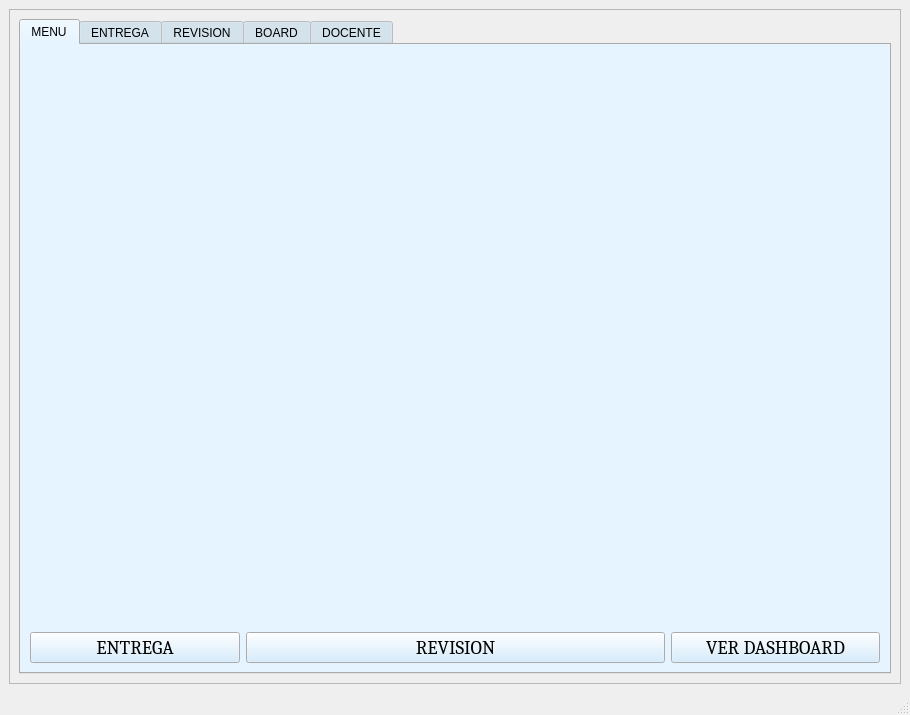
EmaGaleas/Proyecto_BaseDatos_Silabos, file ProyectoEstructuraDatos/mainwindow.ui: the form before one commit.
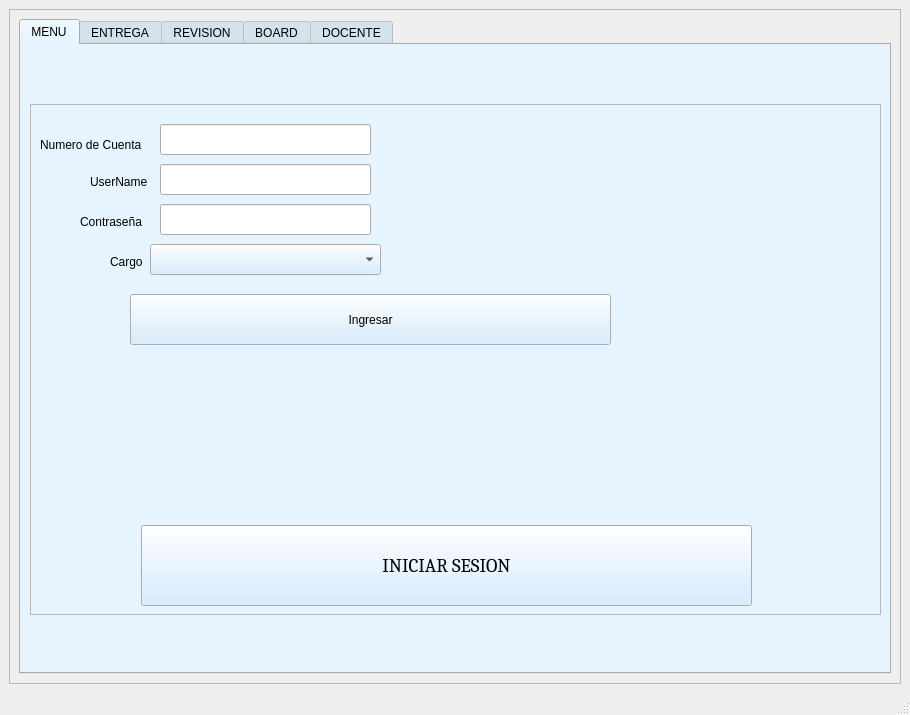
The form after the commit.

Patch:
```diff
--- a/ProyectoEstructuraDatos/mainwindow.ui
+++ b/ProyectoEstructuraDatos/mainwindow.ui
@@ -14,7 +14,7 @@
    <string>MANEJO DE SILABOS</string>
   </property>
   <widget class="QWidget" name="centralwidget">
-   <layout class="QGridLayout" name="gridLayout">
+   <layout class="QGridLayout" name="gridLayout_3">
     <item row="0" column="0">
      <widget class="QScrollArea" name="scrollArea">
       <property name="palette">
@@ -62,8 +62,8 @@
         <rect>
          <x>0</x>
          <y>0</y>
-         <width>886</width>
-         <height>641</height>
+         <width>884</width>
+         <height>640</height>
         </rect>
        </property>
        <layout class="QGridLayout" name="gridLayout_2">
@@ -113,56 +113,15 @@
            <attribute name="title">
             <string>MENU</string>
            </attribute>
-           <layout class="QGridLayout" name="gridLayout_3">
-            <item row="0" column="1" colspan="2">
-             <widget class="QLabel" name="lbl_pngMenu">
-              <property name="palette">
-               <palette>
-                <active>
-                 <colorrole role="Button">
-                  <brush brushstyle="SolidPattern">
-                   <color alpha="255">
-                    <red>203</red>
-                    <green>232</green>
-                    <blue>255</blue>
-                   </color>
-                  </brush>
-                 </colorrole>
-                </active>
-                <inactive>
-                 <colorrole role="Button">
-                  <brush brushstyle="SolidPattern">
-                   <color alpha="255">
-                    <red>203</red>
-                    <green>232</green>
-                    <blue>255</blue>
-                   </color>
-                  </brush>
-                 </colorrole>
-                </inactive>
-                <disabled>
-                 <colorrole role="Button">
-                  <brush brushstyle="SolidPattern">
-                   <color alpha="255">
-                    <red>203</red>
-                    <green>232</green>
-                    <blue>255</blue>
-                   </color>
-                  </brush>
-                 </colorrole>
-                </disabled>
-               </palette>
-              </property>
-              <property name="text">
-               <string/>
-              </property>
-              <property name="scaledContents">
-               <bool>true</bool>
-              </property>
-             </widget>
-            </item>
-            <item row="1" column="0">
-             <widget class="QPushButton" name="btn_entregarM">
+           <widget class="QPushButton" name="btn_IniciarSesion">
+            <property name="geometry">
+             <rect>
+              <x>120</x>
+              <y>480</y>
+              <width>611</width>
+              <height>81</height>
+             </rect>
+            </property>
               <property name="palette">
                <palette>
                 <active>
@@ -209,116 +168,18 @@
                </font>
               </property>
               <property name="text">
-               <string>ENTREGA</string>
-              </property>
-             </widget>
-            </item>
-            <item row="1" column="1" colspan="2">
-             <widget class="QPushButton" name="btn_revision">
-              <property name="palette">
-               <palette>
-                <active>
-                 <colorrole role="Button">
-                  <brush brushstyle="SolidPattern">
-                   <color alpha="255">
-                    <red>203</red>
-                    <green>232</green>
-                    <blue>255</blue>
-                   </color>
-                  </brush>
-                 </colorrole>
-                </active>
-                <inactive>
-                 <colorrole role="Button">
-                  <brush brushstyle="SolidPattern">
-                   <color alpha="255">
-                    <red>203</red>
-                    <green>232</green>
-                    <blue>255</blue>
-                   </color>
-                  </brush>
-                 </colorrole>
-                </inactive>
-                <disabled>
-                 <colorrole role="Button">
-                  <brush brushstyle="SolidPattern">
-                   <color alpha="255">
-                    <red>203</red>
-                    <green>232</green>
-                    <blue>255</blue>
-                   </color>
-                  </brush>
-                 </colorrole>
-                </disabled>
-               </palette>
-              </property>
-              <property name="font">
-               <font>
-                <family>Cambria</family>
-                <pointsize>14</pointsize>
-                <weight>50</weight>
-                <bold>false</bold>
-               </font>
-              </property>
-              <property name="text">
-               <string>REVISION</string>
-              </property>
-             </widget>
-            </item>
-            <item row="1" column="3">
-             <widget class="QPushButton" name="btn_dashboardM">
-              <property name="palette">
-               <palette>
-                <active>
-                 <colorrole role="Button">
-                  <brush brushstyle="SolidPattern">
-                   <color alpha="255">
-                    <red>203</red>
-                    <green>232</green>
-                    <blue>255</blue>
-                   </color>
-                  </brush>
-                 </colorrole>
-                </active>
-                <inactive>
-                 <colorrole role="Button">
-                  <brush brushstyle="SolidPattern">
-                   <color alpha="255">
-                    <red>203</red>
-                    <green>232</green>
-                    <blue>255</blue>
-                   </color>
-                  </brush>
-                 </colorrole>
-                </inactive>
-                <disabled>
-                 <colorrole role="Button">
-                  <brush brushstyle="SolidPattern">
-                   <color alpha="255">
-                    <red>203</red>
-                    <green>232</green>
-                    <blue>255</blue>
-                   </color>
-                  </brush>
-                 </colorrole>
-                </disabled>
-               </palette>
-              </property>
-              <property name="font">
-               <font>
-                <family>Cambria</family>
-                <pointsize>14</pointsize>
-                <weight>50</weight>
-                <bold>false</bold>
-               </font>
-              </property>
-              <property name="text">
-               <string>VER DASHBOARD</string>
-              </property>
-             </widget>
-            </item>
-            <item row="0" column="3">
+             <string>INICIAR SESION</string>
+            </property>
+           </widget>
              <widget class="QLabel" name="lbl_b2M">
+            <property name="geometry">
+             <rect>
+              <x>10</x>
+              <y>10</y>
+              <width>841</width>
+              <height>41</height>
+             </rect>
+            </property>
               <property name="text">
                <string/>
               </property>
@@ -326,40 +187,46 @@
                <bool>false</bool>
               </property>
              </widget>
-            </item>
-            <item row="0" column="0">
-             <widget class="QLabel" name="lbl_b1M">
+           <widget class="QLabel" name="lbl_pngMenu">
+            <property name="geometry">
+             <rect>
+              <x>20</x>
+              <y>59</y>
+              <width>811</width>
+              <height>411</height>
+             </rect>
+            </property>
               <property name="palette">
                <palette>
                 <active>
-                 <colorrole role="Base">
+               <colorrole role="Button">
                   <brush brushstyle="SolidPattern">
                    <color alpha="255">
-                    <red>0</red>
-                    <green>0</green>
-                    <blue>127</blue>
+                  <red>203</red>
+                  <green>232</green>
+                  <blue>255</blue>
                    </color>
                   </brush>
                  </colorrole>
                 </active>
                 <inactive>
-                 <colorrole role="Base">
+               <colorrole role="Button">
                   <brush brushstyle="SolidPattern">
                    <color alpha="255">
-                    <red>0</red>
-                    <green>0</green>
-                    <blue>127</blue>
+                  <red>203</red>
+                  <green>232</green>
+                  <blue>255</blue>
                    </color>
                   </brush>
                  </colorrole>
                 </inactive>
                 <disabled>
-                 <colorrole role="Base">
+               <colorrole role="Button">
                   <brush brushstyle="SolidPattern">
                    <color alpha="255">
-                    <red>240</red>
-                    <green>240</green>
-                    <blue>240</blue>
+                  <red>203</red>
+                  <green>232</green>
+                  <blue>255</blue>
                    </color>
                   </brush>
                  </colorrole>
@@ -370,11 +237,134 @@
                <string/>
               </property>
               <property name="scaledContents">
-               <bool>false</bool>
-              </property>
-             </widget>
-            </item>
-           </layout>
+             <bool>true</bool>
+            </property>
+           </widget>
+           <widget class="QFrame" name="frameMI">
+            <property name="geometry">
+             <rect>
+              <x>9</x>
+              <y>59</y>
+              <width>851</width>
+              <height>511</height>
+             </rect>
+            </property>
+            <property name="frameShape">
+             <enum>QFrame::StyledPanel</enum>
+            </property>
+            <property name="frameShadow">
+             <enum>QFrame::Raised</enum>
+            </property>
+            <widget class="QLabel" name="label">
+             <property name="geometry">
+              <rect>
+               <x>10</x>
+               <y>30</y>
+               <width>121</width>
+               <height>21</height>
+              </rect>
+             </property>
+             <property name="text">
+              <string>Numero de Cuenta</string>
+             </property>
+            </widget>
+            <widget class="QLabel" name="label_2">
+             <property name="geometry">
+              <rect>
+               <x>60</x>
+               <y>70</y>
+               <width>71</width>
+               <height>16</height>
+              </rect>
+             </property>
+             <property name="text">
+              <string>UserName</string>
+             </property>
+            </widget>
+            <widget class="QLabel" name="label_3">
+             <property name="geometry">
+              <rect>
+               <x>50</x>
+               <y>110</y>
+               <width>81</width>
+               <height>16</height>
+              </rect>
+             </property>
+             <property name="text">
+              <string>Contraseña</string>
+             </property>
+            </widget>
+            <widget class="QLabel" name="label_4">
+             <property name="geometry">
+              <rect>
+               <x>80</x>
+               <y>150</y>
+               <width>41</width>
+               <height>16</height>
+              </rect>
+             </property>
+             <property name="text">
+              <string>Cargo</string>
+             </property>
+            </widget>
+            <widget class="QLineEdit" name="LE_NumCuenta">
+             <property name="geometry">
+              <rect>
+               <x>130</x>
+               <y>20</y>
+               <width>211</width>
+               <height>31</height>
+              </rect>
+             </property>
+            </widget>
+            <widget class="QLineEdit" name="LE_Username">
+             <property name="geometry">
+              <rect>
+               <x>130</x>
+               <y>60</y>
+               <width>211</width>
+               <height>31</height>
+              </rect>
+             </property>
+            </widget>
+            <widget class="QLineEdit" name="LE_Contra">
+             <property name="geometry">
+              <rect>
+               <x>130</x>
+               <y>100</y>
+               <width>211</width>
+               <height>31</height>
+              </rect>
+             </property>
+            </widget>
+            <widget class="QPushButton" name="btn_Ingresar">
+             <property name="geometry">
+              <rect>
+               <x>100</x>
+               <y>190</y>
+               <width>481</width>
+               <height>51</height>
+              </rect>
+             </property>
+             <property name="text">
+              <string>Ingresar</string>
+             </property>
+            </widget>
+            <widget class="QComboBox" name="CB_Cargo">
+             <property name="geometry">
+              <rect>
+               <x>120</x>
+               <y>140</y>
+               <width>231</width>
+               <height>31</height>
+              </rect>
+             </property>
+            </widget>
+           </widget>
+           <zorder>btn_IniciarSesion</zorder>
+           <zorder>lbl_pngMenu</zorder>
+           <zorder>lbl_b2M</zorder>
+           <zorder>frameMI</zorder>
           </widget>
           <widget class="QWidget" name="tab_2">
            <attribute name="title">
```
Left out of the diff: 2 changed lines with no effect on the pictures. Lines whose indentation alone changed are shown as unchanged.
